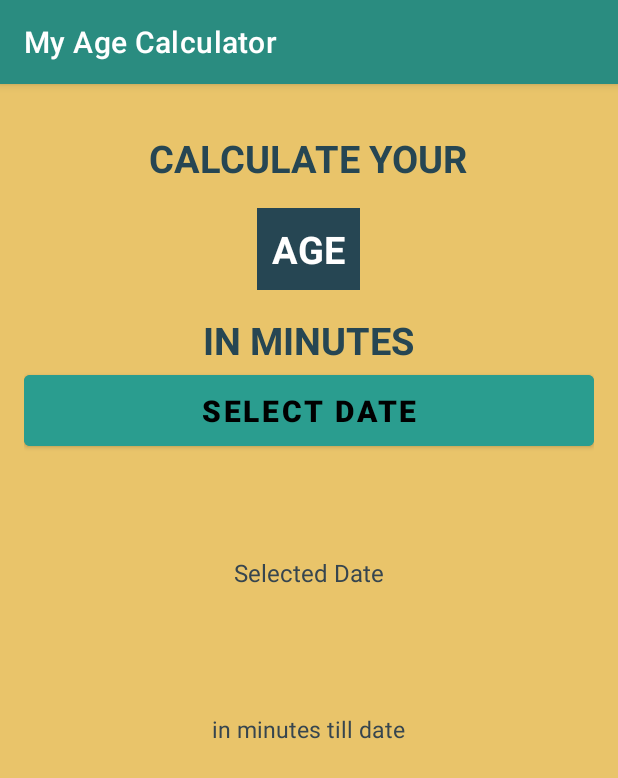
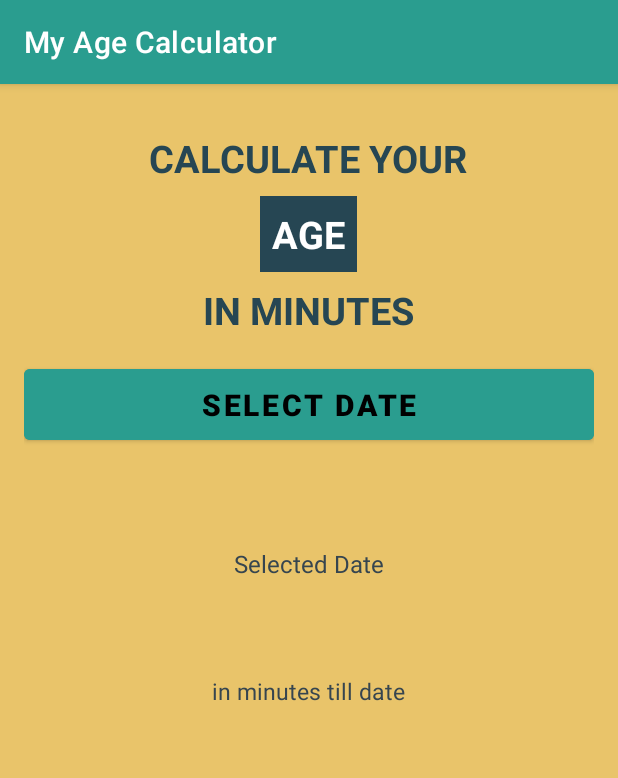
Before and after one commit to Ganesh7331/Age_In_Minutes, an Android app: the screen it shows after launch (MainActivity), on a phone screen of 412 x 824 dp. Shown: the top 778 px of the screen. Run offline under Robolectric (Android 15) with nearby library versions, the phone set to English and light mode, and no system bars.

Commit message:
Second Commit

```diff
--- a/app/src/main/res/layout/activity_main.xml
+++ b/app/src/main/res/layout/activity_main.xml
@@ -22,22 +22,23 @@
     <TextView
         android:layout_width="wrap_content"
         android:layout_height="wrap_content"
-        android:layout_marginTop="16dp"
+        android:layout_marginTop="8dp"
         android:text="AGE"
         android:textColor="@color/white"
         android:background="@color/Textblue"
-        android:padding="10dp"
+        android:padding="8dp"
         android:textSize="25dp"
         android:textStyle="bold"/>
 
     <TextView
         android:layout_width="wrap_content"
         android:layout_height="wrap_content"
-        android:layout_marginTop="16dp"
+        android:layout_marginTop="8dp"
         android:text="IN MINUTES"
         android:textColor="@color/Textblue"
         android:textSize="25dp"
-        android:textStyle="bold"/>
+        android:textStyle="bold"
+        android:paddingBottom="16dp"/>
     <Button
         android:layout_width="match_parent"
         android:layout_height="wrap_content"
@@ -53,7 +54,7 @@
         android:id="@+id/selectedDate"
         android:layout_width="wrap_content"
         android:layout_height="wrap_content"
-        android:layout_marginTop="16dp"
+        android:layout_marginTop="26dp"
         android:text=""
         android:textColor="@color/Textblue"
         android:textSize="26dp"
@@ -61,7 +62,7 @@
     <TextView
         android:layout_width="wrap_content"
         android:layout_height="wrap_content"
-        android:layout_marginTop="16dp"
+        android:layout_marginTop="4dp"
         android:text="Selected Date"
         android:textColor="#36454F"
         android:textSize="16dp"
@@ -71,16 +72,14 @@
         android:id="@+id/minutes"
         android:layout_width="wrap_content"
         android:layout_height="wrap_content"
-        android:layout_marginTop="16dp"
         android:paddingTop="16dp"
         android:text=""
         android:textColor="@color/Textblue"
-        android:textSize="25dp"
+        android:textSize="35dp"
         android:textStyle="bold" />
     <TextView
         android:layout_width="wrap_content"
         android:layout_height="wrap_content"
-        android:layout_marginTop="16dp"
         android:text="in minutes till date"
         android:textColor="#36454F"
         android:textSize="15dp"
--- a/app/src/main/res/values/themes.xml
+++ b/app/src/main/res/values/themes.xml
@@ -2,7 +2,7 @@
     <!-- Base application theme. -->
     <style name="Theme.MYCalculator" parent="Theme.MaterialComponents.DayNight.DarkActionBar">
         <!-- Primary brand color. -->
-        <item name="colorPrimary">#2A8C80</item>
+        <item name="colorPrimary">@color/btnColor</item>
         <item name="colorPrimaryVariant">@color/Textblue</item>
         <item name="colorOnPrimary">@color/white</item>
         <!-- Secondary brand color. -->
```
